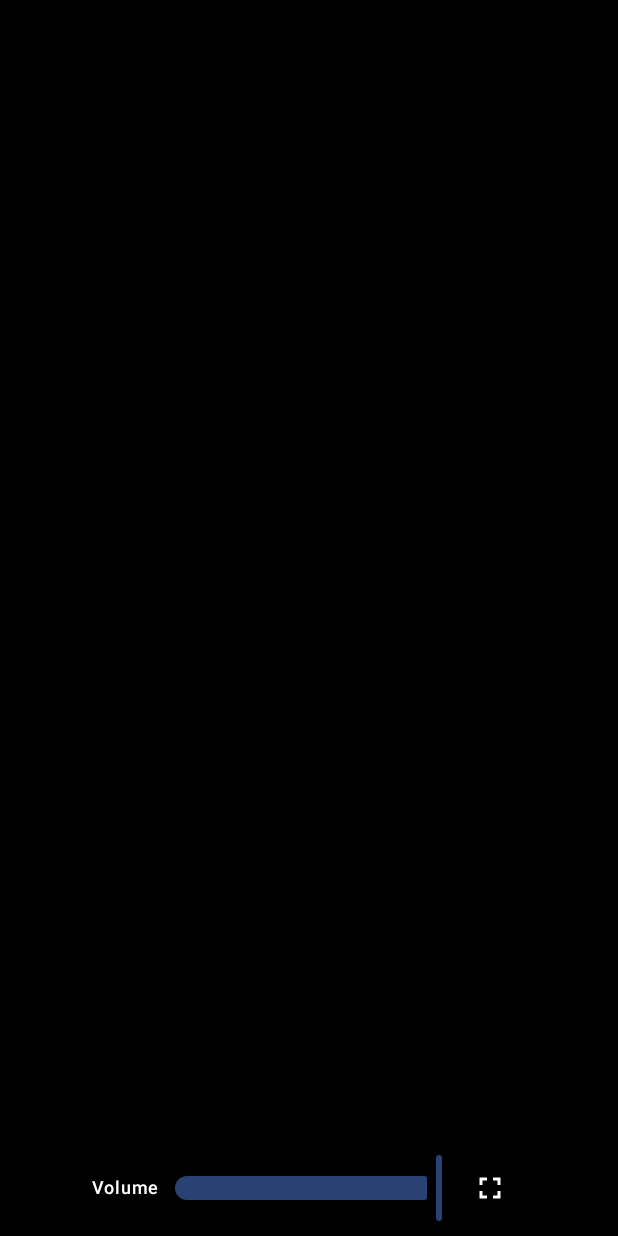
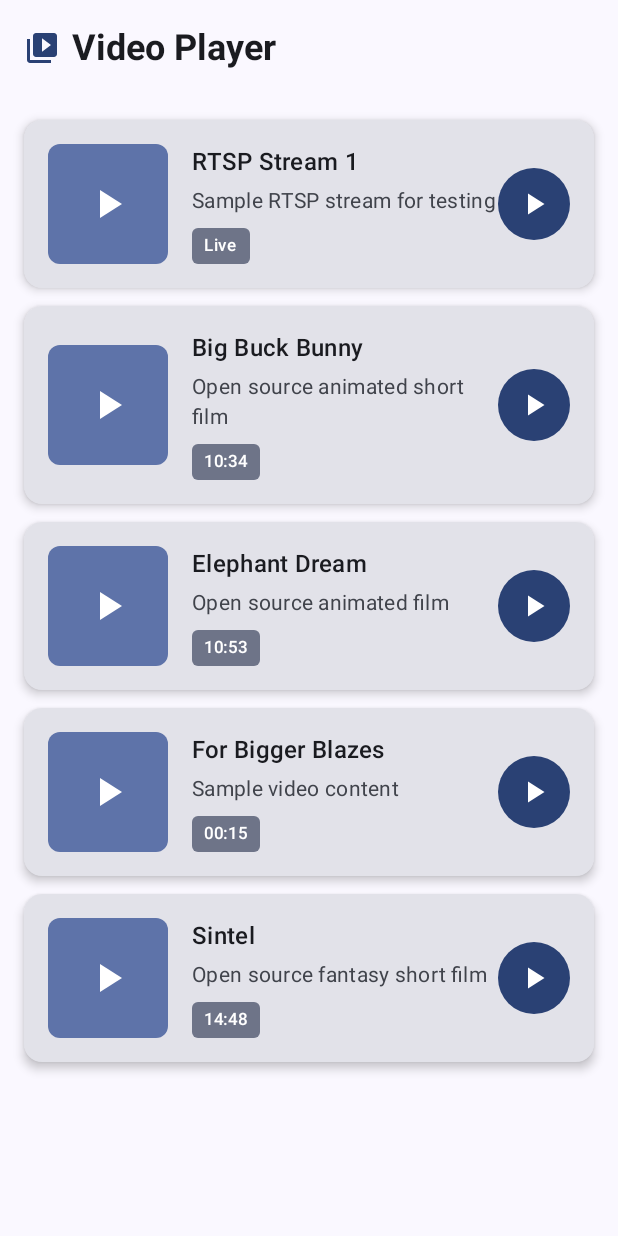
Before and after one commit to BlagoyVelinov/video_player_example, an Android app built with Jetpack Compose: the screen it shows after launch (MainActivity), on a phone screen of 412 x 824 dp. Run offline under Robolectric (Android 15) with nearby library versions, the phone set to English and light mode, and no system bars.

Commit message:
Add a main screen to show all videos

```diff
--- a/app/src/main/java/com/example/video_player_example/MainActivity.kt
+++ b/app/src/main/java/com/example/video_player_example/MainActivity.kt
@@ -6,9 +6,14 @@ import androidx.activity.compose.setContent
 import androidx.activity.enableEdgeToEdge
 import androidx.compose.foundation.layout.fillMaxSize
 import androidx.compose.material3.Scaffold
+import androidx.compose.runtime.*
+import androidx.compose.runtime.saveable.rememberSaveable
 import androidx.compose.ui.Modifier
 import com.example.video_player_example.ui.theme.Video_player_exampleTheme
 import com.example.video_player_example.ui.player.RtspPlayerScreen
+import com.example.video_player_example.ui.main.MainScreen
+import com.example.video_player_example.data.VideoItem
+import com.example.video_player_example.data.VideoRepository
 
 class MainActivity : ComponentActivity() {
     override fun onCreate(savedInstanceState: Bundle?) {
@@ -16,10 +21,31 @@ class MainActivity : ComponentActivity() {
         enableEdgeToEdge()
         setContent {
             Video_player_exampleTheme {
-                Scaffold(modifier = Modifier.fillMaxSize()) { _ ->
-                    RtspPlayerScreen()
-                }
+                VideoPlayerApp()
             }
         }
     }
 }
+
+@Composable
+fun VideoPlayerApp() {
+    var selectedVideoUrl by rememberSaveable { mutableStateOf<String?>(null) }
+    val selectedVideo = selectedVideoUrl?.let { VideoRepository.findVideoByUrl(it) }
+
+    Scaffold(modifier = Modifier.fillMaxSize()) { _ ->
+        if (selectedVideo == null) {
+            MainScreen(
+                onVideoSelected = { video ->
+                    selectedVideoUrl = video.url
+                }
+            )
+        } else {
+            RtspPlayerScreen(
+                url = selectedVideo.url,
+                onBackPressed = {
+                    selectedVideoUrl = null
+                }
+            )
+        }
+    }
+}
--- /dev/null
+++ b/app/src/main/java/com/example/video_player_example/data/VideoItem.kt
@@ -0,0 +1,54 @@
+package com.example.video_player_example.data
+
+data class VideoItem(
+    val id: String,
+    val title: String,
+    val url: String,
+    val thumbnailUrl: String? = null,
+    val description: String? = null,
+    val duration: String? = null
+)
+
+object VideoRepository {
+    private val videos = listOf(
+        VideoItem(
+            id = "1",
+            title = "RTSP Stream 1",
+            url = "rtsp://dev.gradotech.eu:8554/stream",
+            description = "Sample RTSP stream for testing",
+            duration = "Live"
+        ),
+        VideoItem(
+            id = "2",
+            title = "Big Buck Bunny",
+            url = "https://commondatastorage.googleapis.com/gtv-videos-bucket/sample/BigBuckBunny.mp4",
+            description = "Open source animated short film",
+            duration = "10:34"
+        ),
+        VideoItem(
+            id = "3",
+            title = "Elephant Dream",
+            url = "https://commondatastorage.googleapis.com/gtv-videos-bucket/sample/ElephantsDream.mp4",
+            description = "Open source animated film",
+            duration = "10:53"
+        ),
+        VideoItem(
+            id = "4",
+            title = "For Bigger Blazes",
+            url = "https://commondatastorage.googleapis.com/gtv-videos-bucket/sample/ForBiggerBlazes.mp4",
+            description = "Sample video content",
+            duration = "00:15"
+        ),
+        VideoItem(
+            id = "5",
+            title = "Sintel",
+            url = "https://commondatastorage.googleapis.com/gtv-videos-bucket/sample/Sintel.mp4",
+            description = "Open source fantasy short film",
+            duration = "14:48"
+        )
+    )
+
+    fun getSampleVideos(): List<VideoItem> = videos
+
+    fun findVideoByUrl(url: String): VideoItem? = videos.find { it.url == url }
+}
--- /dev/null
+++ b/app/src/main/java/com/example/video_player_example/ui/main/MainScreen.kt
@@ -0,0 +1,168 @@
+package com.example.video_player_example.ui.main
+
+import androidx.compose.foundation.background
+import androidx.compose.foundation.clickable
+import androidx.compose.foundation.layout.*
+import androidx.compose.foundation.lazy.LazyColumn
+import androidx.compose.foundation.lazy.items
+import androidx.compose.foundation.shape.RoundedCornerShape
+import androidx.compose.material.icons.Icons
+import androidx.compose.material.icons.filled.PlayArrow
+import androidx.compose.material.icons.filled.VideoLibrary
+import androidx.compose.material3.*
+import androidx.compose.runtime.*
+import androidx.compose.ui.Alignment
+import androidx.compose.ui.Modifier
+import androidx.compose.ui.draw.clip
+import androidx.compose.ui.graphics.Color
+import androidx.compose.ui.text.font.FontWeight
+import androidx.compose.ui.text.style.TextOverflow
+import androidx.compose.ui.unit.dp
+import com.example.video_player_example.data.VideoItem
+import com.example.video_player_example.data.VideoRepository
+
+@OptIn(ExperimentalMaterial3Api::class)
+@Composable
+fun MainScreen(
+    onVideoSelected: (VideoItem) -> Unit
+) {
+    val videos = remember { VideoRepository.getSampleVideos() }
+
+    Column(
+        modifier = Modifier
+            .fillMaxSize()
+            .background(MaterialTheme.colorScheme.background)
+    ) {
+        // Top App Bar
+        TopAppBar(
+            title = {
+                Row(
+                    verticalAlignment = Alignment.CenterVertically
+                ) {
+                    Icon(
+                        imageVector = Icons.Default.VideoLibrary,
+                        contentDescription = "Video Library",
+                        tint = MaterialTheme.colorScheme.primary
+                    )
+                    Spacer(modifier = Modifier.width(8.dp))
+                    Text(
+                        text = "Video Player",
+                        style = MaterialTheme.typography.headlineSmall,
+                        fontWeight = FontWeight.Bold
+                    )
+                }
+            },
+            colors = TopAppBarDefaults.topAppBarColors(
+                containerColor = MaterialTheme.colorScheme.surface
+            )
+        )
+
+        // Video List
+        LazyColumn(
+            modifier = Modifier.fillMaxSize(),
+            contentPadding = PaddingValues(16.dp),
+            verticalArrangement = Arrangement.spacedBy(12.dp)
+        ) {
+            items(videos) { video ->
+                VideoItemCard(
+                    video = video,
+                    onVideoClick = { onVideoSelected(video) }
+                )
+            }
+        }
+    }
+}
+
+@Composable
+fun VideoItemCard(
+    video: VideoItem,
+    onVideoClick: () -> Unit
+) {
+    Card(
+        modifier = Modifier
+            .fillMaxWidth()
+            .clickable { onVideoClick() },
+        elevation = CardDefaults.cardElevation(defaultElevation = 4.dp),
+        shape = RoundedCornerShape(12.dp)
+    ) {
+        Row(
+            modifier = Modifier
+                .fillMaxWidth()
+                .padding(16.dp),
+            verticalAlignment = Alignment.CenterVertically
+        ) {
+            // Thumbnail placeholder
+            Box(
+                modifier = Modifier
+                    .size(80.dp)
+                    .clip(RoundedCornerShape(8.dp))
+                    .background(MaterialTheme.colorScheme.primaryContainer),
+                contentAlignment = Alignment.Center
+            ) {
+                Icon(
+                    imageVector = Icons.Default.PlayArrow,
+                    contentDescription = "Play Video",
+                    modifier = Modifier.size(32.dp),
+                    tint = MaterialTheme.colorScheme.onPrimaryContainer
+                )
+            }
+
+            Spacer(modifier = Modifier.width(16.dp))
+
+            // Video Info
+            Column(
+                modifier = Modifier.weight(1f)
+            ) {
+                Text(
+                    text = video.title,
+                    style = MaterialTheme.typography.titleMedium,
+                    fontWeight = FontWeight.SemiBold,
+                    maxLines = 1,
+                    overflow = TextOverflow.Ellipsis
+                )
+
+                if (video.description != null) {
+                    Spacer(modifier = Modifier.height(4.dp))
+                    Text(
+                        text = video.description,
+                        style = MaterialTheme.typography.bodyMedium,
+                        color = MaterialTheme.colorScheme.onSurfaceVariant,
+                        maxLines = 2,
+                        overflow = TextOverflow.Ellipsis
+                    )
+                }
+
+                if (video.duration != null) {
+                    Spacer(modifier = Modifier.height(8.dp))
+                    Surface(
+                        shape = RoundedCornerShape(4.dp),
+                        color = MaterialTheme.colorScheme.secondaryContainer
+                    ) {
+                        Text(
+                            text = video.duration,
+                            style = MaterialTheme.typography.labelSmall,
+                            color = MaterialTheme.colorScheme.onSecondaryContainer,
+                            modifier = Modifier.padding(horizontal = 8.dp, vertical = 4.dp)
+                        )
+                    }
+                }
+            }
+
+            // Play Button
+            IconButton(
+                onClick = onVideoClick,
+                modifier = Modifier
+                    .background(
+                        MaterialTheme.colorScheme.primary,
+                        RoundedCornerShape(50)
+                    )
+            ) {
+                Icon(
+                    imageVector = Icons.Default.PlayArrow,
+                    contentDescription = "Play Video",
+                    tint = MaterialTheme.colorScheme.onPrimary
+                )
+            }
+        }
+    }
+}
```
Also changed, not shown: app/src/main/java/com/example/video_player_example/ui/player/PlayerViewModel.kt (+31 -4 lines), app/src/main/java/com/example/video_player_example/ui/player/RtspPlayerScreen.kt (+125 -19 lines), 2 other files.
